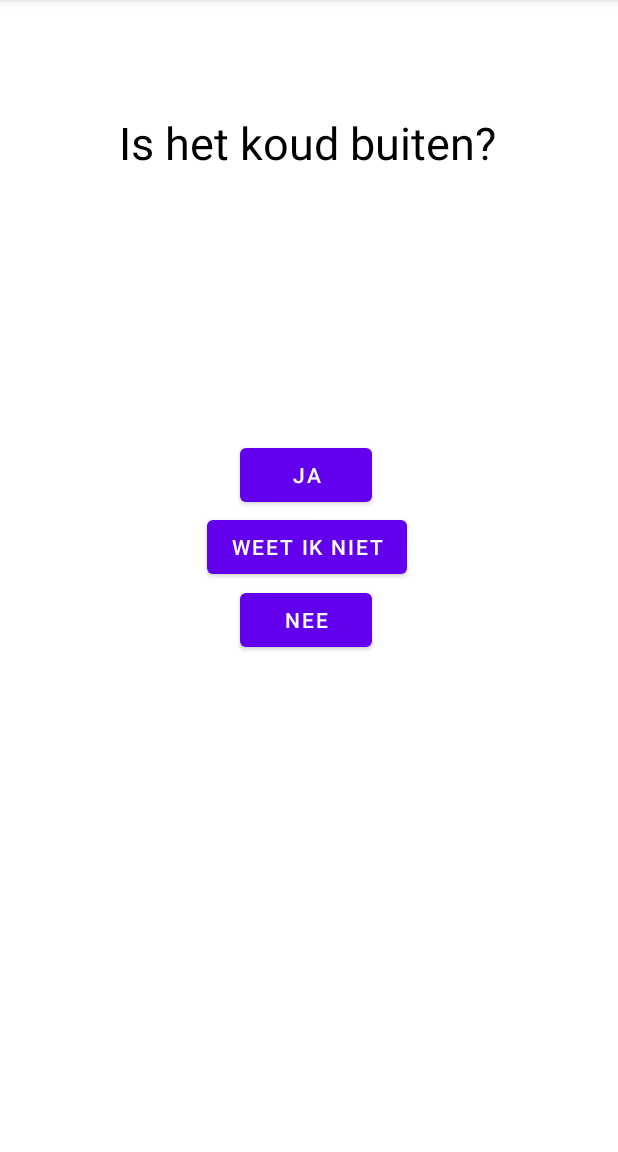
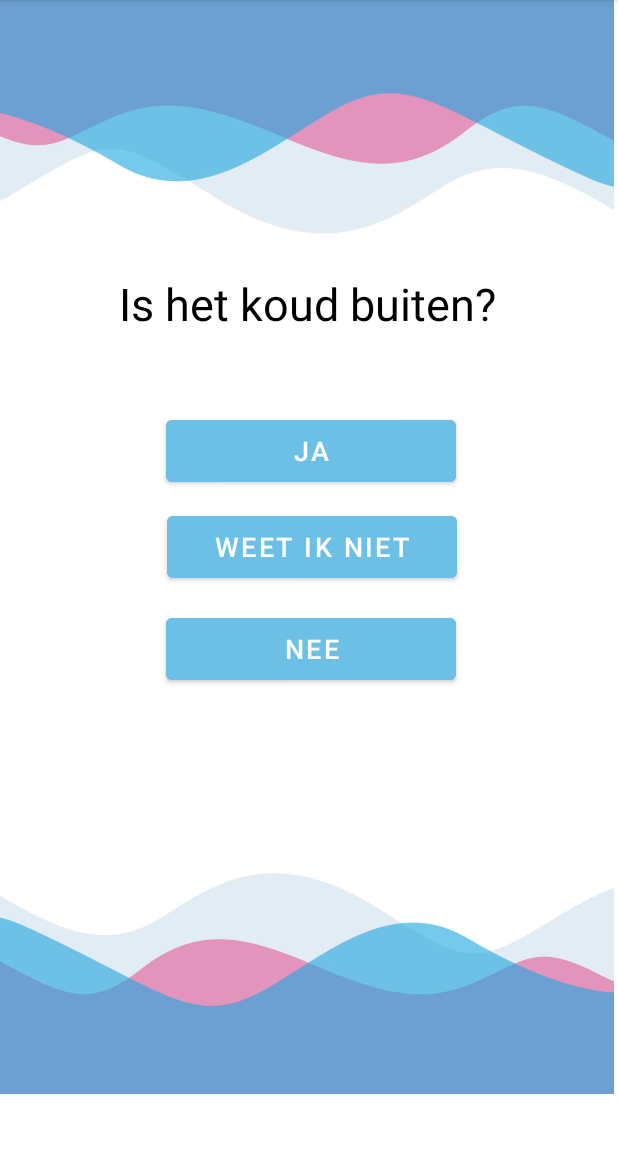
Before and after one commit to TheBoy2901/KledingnatorApp, an Android app: the Vraag1 screen opened through its navigation route, on a phone screen of 412 x 824 dp, the part 84-1236 px from its top. Run offline under Robolectric (Android 15) with nearby library versions, the phone set to English and light mode, and no system bars.

Commit message:
de vragen mooier gemaakt

```diff
--- a/app/src/main/res/layout/fragment_vraag1.xml
+++ b/app/src/main/res/layout/fragment_vraag1.xml
@@ -6,6 +6,57 @@
     android:layout_width="match_parent"
     android:layout_height="match_parent"
     tools:context=".Vraag1" >
+
+    <ImageView
+        android:id="@+id/imageView5"
+        android:layout_width="604dp"
+        android:layout_height="268dp"
+        android:rotation="180"
+        android:src="@drawable/achtkn"
+        app:layout_constraintBottom_toBottomOf="parent"
+        app:layout_constraintEnd_toEndOf="parent"
+        app:layout_constraintHorizontal_bias="0.572"
+        app:layout_constraintStart_toStartOf="parent"
+        app:layout_constraintTop_toTopOf="parent"
+        app:layout_constraintVertical_bias="0.0" />
+
+    <ImageView
+        android:id="@+id/imageView6"
+        android:layout_width="503dp"
+        android:layout_height="253dp"
+        android:src="@drawable/achtkn"
+        app:layout_constraintBottom_toBottomOf="parent"
+        app:layout_constraintEnd_toEndOf="parent"
+        app:layout_constraintStart_toStartOf="parent"
+        app:layout_constraintTop_toTopOf="parent"
+        app:layout_constraintVertical_bias="1.0" />
+
+    <Button
+        android:id="@+id/btn_Vraag1_ja"
+        android:layout_width="193dp"
+        android:layout_height="53dp"
+        android:backgroundTint="#6DC0E5"
+        android:text="Ja"
+        android:textSize="18sp"
+        app:layout_constraintBottom_toBottomOf="parent"
+        app:layout_constraintEnd_toEndOf="parent"
+        app:layout_constraintHorizontal_bias="0.513"
+        app:layout_constraintStart_toStartOf="parent"
+        app:layout_constraintTop_toTopOf="parent"
+        app:layout_constraintVertical_bias="0.405" />
+
+    <Button
+        android:id="@+id/btn_Vraag1_WeetIkNiet"
+        android:layout_width="193dp"
+        android:layout_height="53dp"
+        android:backgroundTint="#6DC0E5"
+        android:text="Weet ik niet"
+        android:textSize="18sp"
+        app:layout_constraintBottom_toBottomOf="parent"
+        app:layout_constraintEnd_toEndOf="parent"
+        app:layout_constraintHorizontal_bias="0.515"
+        app:layout_constraintStart_toStartOf="parent"
+        app:layout_constraintTop_toTopOf="parent" />
 
     <TextView
         android:id="@+id/text_IsHetKoud"
@@ -18,40 +69,20 @@
         app:layout_constraintEnd_toEndOf="parent"
         app:layout_constraintStart_toStartOf="parent"
         app:layout_constraintTop_toTopOf="parent"
-        app:layout_constraintVertical_bias="0.108" />
-
-    <Button
-        android:id="@+id/btn_Vraag1_ja"
-        android:layout_width="wrap_content"
-        android:layout_height="wrap_content"
-        android:text="Ja"
-        app:layout_constraintBottom_toBottomOf="parent"
-        app:layout_constraintEnd_toEndOf="parent"
-        app:layout_constraintHorizontal_bias="0.498"
-        app:layout_constraintStart_toStartOf="parent"
-        app:layout_constraintTop_toTopOf="parent"
-        app:layout_constraintVertical_bias="0.43" />
-
-    <Button
-        android:id="@+id/btn_Vraag1_WeetIkNiet"
-        android:layout_width="wrap_content"
-        android:layout_height="wrap_content"
-        android:text="Weet ik niet"
-        app:layout_constraintBottom_toBottomOf="parent"
-        app:layout_constraintEnd_toEndOf="parent"
-        app:layout_constraintStart_toStartOf="parent"
-        app:layout_constraintTop_toTopOf="parent" />
+        app:layout_constraintVertical_bias="0.264" />
 
     <Button
         android:id="@+id/btn_Vraag1_nee"
-        android:layout_width="wrap_content"
-        android:layout_height="wrap_content"
+        android:layout_width="193dp"
+        android:layout_height="53dp"
+        android:backgroundTint="#6DC0E5"
         android:text="Nee"
+        android:textSize="18sp"
         app:layout_constraintBottom_toBottomOf="parent"
         app:layout_constraintEnd_toEndOf="parent"
-        app:layout_constraintHorizontal_bias="0.498"
+        app:layout_constraintHorizontal_bias="0.513"
         app:layout_constraintStart_toStartOf="parent"
         app:layout_constraintTop_toTopOf="parent"
-        app:layout_constraintVertical_bias="0.571" />
+        app:layout_constraintVertical_bias="0.601" />
 
 </androidx.constraintlayout.widget.ConstraintLayout>
```
Also changed, not shown: app/src/main/java/com/jesse/kledingnator/KeuzeKledingstuk.kt (+3 -6 lines), app/src/main/res/layout/fragment_keuze_kledingstuk.xml (+52 -19 lines), app/src/main/res/layout/fragment_start_scherm.xml (+30 -5 lines), app/src/main/res/drawable/achtkn.png (added).
